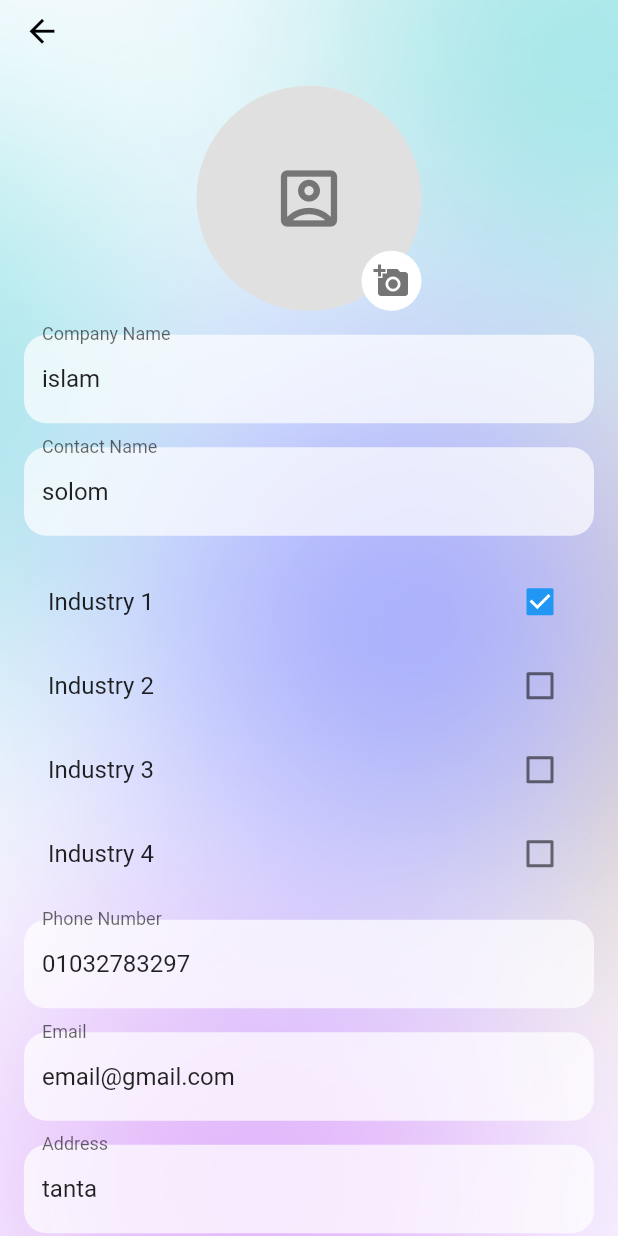
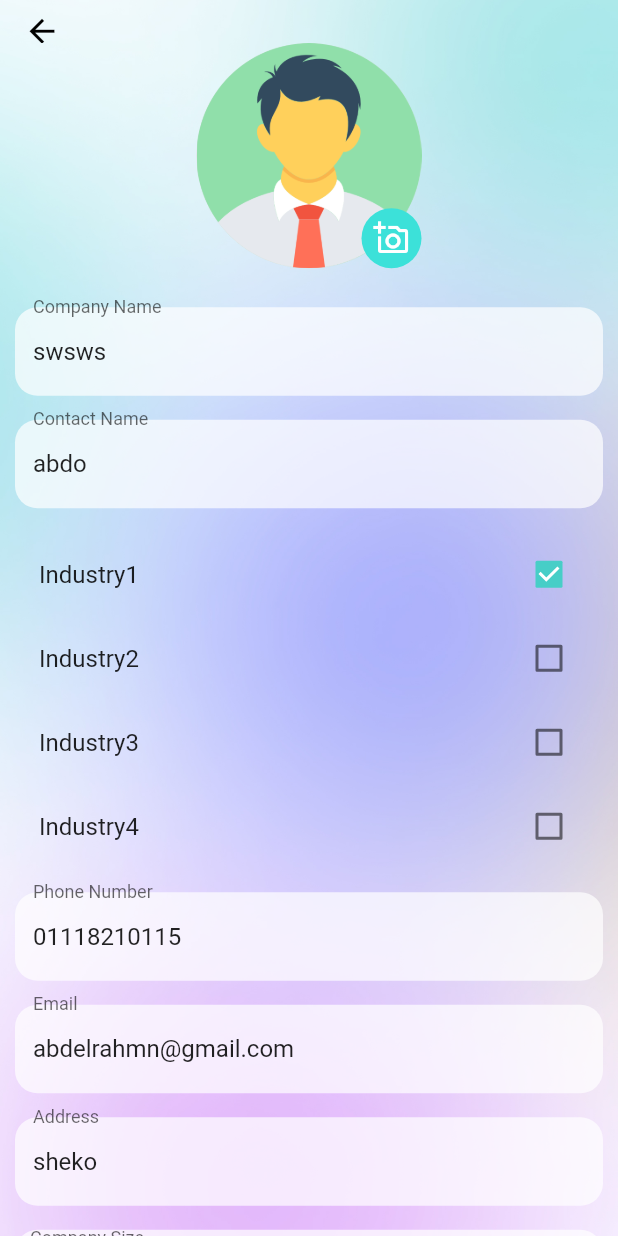
Before and after one commit to eng-islamAbououf/mobile-project, a Flutter app: the EditProfileScreen screen opened directly, on a phone screen of 412 x 824 dp. Run offline on Flutter 3.47's test engine with Material 2 defaults, Android fonts, the phone set to English and light mode, and no system bars; our stand-ins replace google_maps_flutter, image_picker.

Commit message:
Link Api login and edit

```diff
--- a/lib/Validators/sign_up_validator.dart
+++ b/lib/Validators/sign_up_validator.dart
@@ -15,7 +15,7 @@ class AuthValidator{
   }
 
   String? validateContactPersonPhoneNumber(String? value){
-    final phoneRegex = RegExp(r'^\d{10}$');
+    final phoneRegex = RegExp(r'^\d{11}$');
     if (value == null || value.isEmpty) {
       return 'Phone number is required';
     } else if (!phoneRegex.hasMatch(value)) {
--- a/lib/main.dart
+++ b/lib/main.dart
@@ -24,7 +24,7 @@ class MyApp extends StatelessWidget {
       ],
       child: MaterialApp(
         debugShowCheckedModeBanner: false,
-        home: SignInScreen()
+        home: EditProfileScreen()
         ),
     );
   }
--- a/lib/model/company_model.dart
+++ b/lib/model/company_model.dart
@@ -1,7 +1,7 @@
 
 import 'dart:io';
 
-class CompanyModel {
+class CompanyModel{
   String? companyName;
   String? contactPersonName;
   String? phoneNumber;
@@ -9,37 +9,46 @@ class CompanyModel {
   String? address;
   String? size;
   String? password;
+
+
+  double lat , lang ;
   File? image;
   List<String>? industry;
 
 
   CompanyModel(this.companyName, this.contactPersonName, this.phoneNumber,
-      this.email, this.address, this.size, this.password, this.industry , this.image);
+      this.email, this.address, this.size, this.password, this.industry , this.image
+      , this.lat , this.lang
+      );
 
   factory CompanyModel.fromJson(Map<String, dynamic> json) {
     return CompanyModel(
-      json['companyName'] as String?,
-      json['contactPersonName'] as String?,
-      json['phoneNumber'] as String?,
+      json['company_name'] as String?,
+      json['contact_person_name'] as String?,
+      json['company_phone'] as String?,
       json['email'] as String?,
-      json['address'] as String?,
-      json['size'] as String?,
+      json['company_address'] as String?,
+      json['company_size'] as String?,
       json['password'] as String?,
-      (json['industry'] as List<dynamic>?)?.map((e) => e as String).toList(),
-      json['image']
+      (json['company_industry'] as List<dynamic>?)?.map((e) => e as String).toList(),
+      json['image'],
+      json['lat'],
+      json['lang']
     );
   }
 
   Map<String, dynamic> toJson() {
     return <String, dynamic>{
-      'companyName': companyName,
-      'contactPersonName': contactPersonName,
-      'phoneNumber': phoneNumber,
+      'company_name': companyName,
+      'contact_person_name': contactPersonName,
+      'company_phone': phoneNumber,
       'email': email,
-      'address': address,
-      'size': size,
+      'company_address': address,
+      'company_size': size,
       'password': password,
-      'industry': industry,
+      'company_industry': industry!.toList(),
+      'lat' : lat ,
+      'lang' : lang
     };
   }
 }
--- a/lib/provider/edit_profile_provider.dart
+++ b/lib/provider/edit_profile_provider.dart
@@ -1,20 +1,41 @@
-import 'dart:io';
+import 'dart:convert';
 
 import 'package:flutter/material.dart';
+import 'package:mobile_project/api.dart';
 import 'package:mobile_project/model/company_model.dart';
 
 class EditProfileProvider with ChangeNotifier{
 
-  final CompanyModel _companyModel = CompanyModel('islam',
-      'solom',
-      '01032783297',
-      'email@gmail.com',
-      'tanta', 'Micro',
-      'password', ['Industry 1'], null);
+  final CompanyModel _companyModel = CompanyModel(
+      'swsws',
+      'abdo',
+      '01118210115',
+      'abdelrahmn@gmail.com',
+      'sheko', 'Large',
+      '123456789', ['Industry1'], null , 0 , 0);
+
+
+  final _formKey = GlobalKey<FormState>();
+  final _nameController = TextEditingController();
+  final _contactNameController = TextEditingController();
+  final _phoneNumberController = TextEditingController();
+  final _emailController = TextEditingController();
+  final _password = TextEditingController();
+  final _addressController = TextEditingController();
 
   CompanyModel get companyModel => _companyModel;
 
-  setImage(var image){
+  get formKey => _formKey;
+
+  init(){
+    _nameController.text = companyModel.companyName!;
+    _contactNameController.text = companyModel.contactPersonName!;
+    _phoneNumberController.text = companyModel.phoneNumber!;
+    _emailController.text = companyModel.email!;
+    _password.text = companyModel.password!;
+    _addressController.text = companyModel.address!;
+  }
+  setImage(var image) async {
     _companyModel.image = image ;
     notifyListeners();
   }
@@ -28,11 +49,28 @@ class EditProfileProvider with ChangeNotifier{
     if(value) {
       companyModel.industry!.add(industry) ;
     } else {
-      if(companyModel.industry!.length>1)
+      if(companyModel.industry!.length>1) {
         companyModel.industry!.remove(industry);
+      }
     }
     notifyListeners();
   }
 
+  saveChanges() async {
 
+    var response = await Api().editCompanyProfile(_companyModel) ;
+    print(response) ;
+  }
+
+  get nameController => _nameController;
+
+  get contactNameController => _contactNameController;
+
+  get phoneNumberController => _phoneNumberController;
+
+  get emailController => _emailController;
+
+  get password => _password;
+
+  get addressController => _addressController;
 }
--- a/lib/view/edit_profile.dart
+++ b/lib/view/edit_profile.dart
@@ -3,8 +3,10 @@ import 'dart:io';
 import 'package:flutter/material.dart';
 import 'package:image_picker/image_picker.dart';
 import 'package:mobile_project/componants/sign_up_form_field.dart';
+import 'package:mobile_project/view/home_screen.dart';
 import 'package:provider/provider.dart';
 
+import '../Validators/sign_up_validator.dart';
 import '../api.dart';
 import '../model/company_model.dart';
 import '../provider/edit_profile_provider.dart';
@@ -35,10 +37,10 @@ class EditProfileScreen extends StatelessWidget {
 
 
   final List<String> _companyIndustryList = [
-    'Industry 1',
-    'Industry 2',
-    'Industry 3',
-    'Industry 4',
+    'Industry1',
+    'Industry2',
+    'Industry3',
+    'Industry4',
   ];
   @override
   Widget build(BuildContext context) {
@@ -47,16 +49,10 @@ class EditProfileScreen extends StatelessWidget {
     double width = MediaQuery.of(context).size.width;
 
     var provider = Provider.of<EditProfileProvider>(context) ;
-    final _formKey = GlobalKey<FormState>();
-    final _nameController = TextEditingController(text: provider.companyModel.companyName);
-    final _contactNameController = TextEditingController(text: provider.companyModel.contactPersonName);
-    final _industryController = TextEditingController(text: provider.companyModel.industry![0]);
-    final _phoneNumberController = TextEditingController(text: provider.companyModel.phoneNumber);
-    final _emailController = TextEditingController(text: provider.companyModel.email);
-    final _password = TextEditingController(text: provider.companyModel.password);
-    final _addressController = TextEditingController(text: provider.companyModel.address);
-    return SafeArea(
-      child: Scaffold(
+    provider.init();
+    final _validator = AuthValidator();
+
+    return Scaffold(
         body: Container(
           decoration: const BoxDecoration(
             image: DecorationImage(
@@ -64,10 +60,11 @@ class EditProfileScreen extends StatelessWidget {
               fit: BoxFit.cover,
             ),
           ),
+          child: SafeArea(
             child: Column(
               children: [
                 SizedBox(
-                  height: height * 0.05,
+                  height: height * 0.035,
                   child: AppBar(
                     backgroundColor: Colors.transparent,
                     elevation: 0,
@@ -83,13 +80,7 @@ class EditProfileScreen extends StatelessWidget {
                   ),
                 ),
                 Expanded(
-                  child: Scrollbar(
-                    child: SingleChildScrollView(
-                      padding: const EdgeInsets.all(16.0),
-                      child: Form(
-                        key: _formKey,
                   child: Column(
-                          crossAxisAlignment: CrossAxisAlignment.stretch,
                     children: [
                       Center(
                         child: GestureDetector(
@@ -101,7 +92,7 @@ class EditProfileScreen extends StatelessWidget {
                                 backgroundColor: Colors.grey[300],
                                 backgroundImage: provider.companyModel.image != null ? FileImage(provider.companyModel.image!) : null,
                                 child: provider.companyModel.image == null
-                                          ? Icon(Icons.account_box_outlined, size: 50, color: Colors.grey[600])
+                                    ? Image.asset('assets/images/man.png')
                                     : null,
                               ),
                               Positioned(
@@ -162,12 +153,12 @@ class EditProfileScreen extends StatelessWidget {
                                     );
 
                                   },
-                                        child: CircleAvatar(
+                                  child: const CircleAvatar(
                                     radius: 20,
-                                          backgroundColor: Colors.white,
+                                    backgroundColor: Color(0xff3ce1d9),
                                     child: Icon(
-                                            Icons.add_a_photo,
-                                            color: Colors.grey[600],
+                                      Icons.add_a_photo_outlined,
+                                      color: Colors.white,
                                     ),
                                   ),
                                 ),
@@ -176,31 +167,32 @@ class EditProfileScreen extends StatelessWidget {
                           ),
                         ),
                       ),
+                      Expanded(
+                        child: SingleChildScrollView(
+                          child: Padding(
+                            padding: const EdgeInsets.all(10.0),
+                            child: Form(
+                              key: provider.formKey,
+                              child: Column(
+                                crossAxisAlignment: CrossAxisAlignment.stretch,
+                                children: [
                                   const SizedBox(height: 16.0),
                                   SignUpFormField(
-                              controller: _nameController,
-                              validator: (value) {
-                                if (value?.isEmpty ?? true) {
-                                  return 'Please enter your name';
-                                }
-                                return null;
-                              }, txt: 'Company Name',
+                                    controller: provider.nameController,
+                                    validator: _validator.validateCompanyName,
+                                    txt: 'Company Name',
                                   ),
                                   const SizedBox(height: 16.0),
                                   SignUpFormField(
-                              controller: _contactNameController,
+                                    controller: provider.contactNameController,
                                     txt: 'Contact Name',
-                              validator: (value) {
-                                if (value?.isEmpty ?? true) {
-                                  return 'Please enter a contact name';
-                                }
-                                return null;
-                              },
+                                    validator: _validator.validateContactPersonName,
                                   ),
                                   const SizedBox(height: 16.0),
                                   Wrap(
                                     children: _companyIndustryList
                                         .map((industry) => CheckboxListTile(
+                                      activeColor: const Color(0xff47CEC7),
                                       title: Text(industry),
                                       value: provider.companyModel.industry!.contains(industry),
                                       onChanged: (value) {
@@ -211,91 +203,98 @@ class EditProfileScreen extends StatelessWidget {
                                   ),
                                   const SizedBox(height: 16.0),
                                   SignUpFormField(
-                              controller: _phoneNumberController,
+                                    controller: provider.phoneNumberController,
                                     txt: 'Phone Number',
                                     keyboardType: TextInputType.phone,
-                              validator: (value) {
-                                if (value?.isEmpty ?? true) {
-                                  return 'Please enter a phone number';
-                                }
-                                return null;
-                              },
+                                    validator: _validator.validateContactPersonPhoneNumber,
                                   ),
                                   const SizedBox(height: 16.0),
                                   SignUpFormField(
-                              controller: _emailController,
+                                    controller: provider.emailController,
                                     txt: 'Email',
                                     keyboardType: TextInputType.emailAddress,
-                              validator: (value) {
-                                if
-                                (value?.isEmpty ?? true) {
-                                  return 'Please enter an email address';
-                                }
-                                if (!value!.contains('@')) {
-                                  return 'Please enter a valid email address';
-                                }
-                                return null;
-                              },
+                                    validator: _validator.validateEmail,
                                   ),
                                   const SizedBox(height: 16.0),
                                   SignUpFormField(
-                              controller: _addressController,
+                                    controller: provider.addressController,
                                     txt: 'Address',
-                              validator: (value) {
-                                if (value?.isEmpty ?? true) {
-                                  return 'Please enter an address';
-                                }
-                                return null;
-                              },
+                                    validator: _validator.validateAddress,
                                   ),
                                   const SizedBox(height: 16.0),
-                            DropdownButtonFormField<String>(
+                                  Container(
+                                    height: height*0.07,
+                                    decoration: BoxDecoration(
+                                      borderRadius:
+                                      BorderRadius.circular(15.0),
+                                      color: const Color(0xb3ffffff),
+                                    ),
+                                    child: DropdownButtonFormField(
                                       value: provider.companyModel.size,
-                              items: ['Micro', 'Small', 'Mini', 'Large']
-                                  .map((size) =>
-                                  DropdownMenuItem(value: size, child: Text(size)))
-                                  .toList(),
-                              onChanged: (value) => provider.setSize(value),
-                              decoration: const InputDecoration(labelText: 'Size'),
+                                      items: const [
+                                        DropdownMenuItem(
+                                          value: 'Micro',
+                                          child: Text('Micro'),
+                                        ),
+                                        DropdownMenuItem(
+                                          value: 'Small',
+                                          child: Text('Small'),
+                                        ),
+                                        DropdownMenuItem(
+                                          value: 'Mini',
+                                          child: Text('Mini'),
+                                        ),
+                                        DropdownMenuItem(
+                                          value: 'Large',
+                                          child: Text('Large'),
+                                        ),
+                                      ],
+                                      onChanged: (value) {
+                                        provider.setSize(value);
+                                      },
+                                      decoration: const InputDecoration(
+                                        labelText: 'Company Size',
+                                        contentPadding: EdgeInsets.symmetric(
+                                            horizontal: 10.0),
+                                        hintText: 'Company Size',
+                                        border: InputBorder.none,
+                                      ),
+                                    ),
                                   ),
                                   const SizedBox(height: 16.0),
                                   SignUpFormField(
                                     obscureText: true,
                                     txt: 'Password',
-                              validator: (value) {
-                                if (value?.isEmpty ?? true) {
-                                  return 'Please enter a password';
-                                }
-                                if (value!.length < 6) {
-                                  return 'Password must be at least 6 characters long';
-                                }
-                                return null;
-                              },
-                              controller: _password,
+                                    validator: _validator.validatePassword,
+                                    controller: provider.password,
                                   ),
                                   const SizedBox(height: 16.0),
                                   SizedBox(
                                     height: 55,
                                     child: ElevatedButton(
-                                onPressed: () {
-                                  Api().createCompany(provider.companyModel);
-                                  if (_formKey.currentState?.validate() ?? false) {
-                                    // Save changes to user model
-                                    // ...
-
-                                    //CompanyModel('islam',
-                                    //                                       'islam mohamed', '0101',
-                                    //                                       'email',
-                                    //                                       'elmmm',
-                                    //                                       'Micro', 'password', ['industry'],provider.companyModel. )
+                                      onPressed: () async {
+                                        if (provider.formKey.currentState?.validate() ?? false) {
+                                          showDialog(
+                                            context: context,
+                                            barrierDismissible: false,
+                                            builder: (BuildContext context) {
+                                              return const Center(
+                                                child: CircularProgressIndicator(),
+                                              );
+                                            },
+                                          );
+                                          await provider.saveChanges();
+                                          Navigator.of(context).pop();
                                         }
                                       },
+                                      style: ButtonStyle(
+                                        backgroundColor: MaterialStateProperty.all<Color>(const Color(0xff47CEC7)),
+                                      ),
                                       child: const Text('Save Changes' ,
 
                                         style: TextStyle(
                                           fontSize: 20,
                                         ),
-
                                       ),
                                     ),
                                   ),
@@ -309,6 +308,9 @@ class EditProfileScreen extends StatelessWidget {
                     ],
                   ),
                 ),
+              ],
+            ),
+          ),
         ),
     );
   }
```
Also changed, not shown: lib/api.dart (+57 -13 lines), lib/provider/sign_up_provider.dart (+8 -7 lines), lib/view/home_screen.dart (added, +14 -0 lines), lib/view/sign_in.dart (+24 -3 lines), lib/view/sign_up.dart (+4 -4 lines), assets/images/man.png (added). Lines whose indentation alone changed are shown as unchanged.
